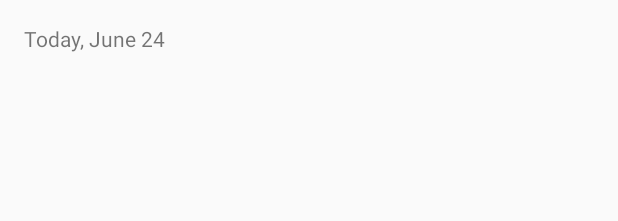
After one commit to BarryHoll/Sunshine, an Android app: the layout activity_details.xml on its own in the app's theme, with its tools: preview values and no code run, on a phone screen of 412 x 824 dp. The commit adds this screen. Shown: the top 221 px of the screen. Run offline under Robolectric (Android 15) with nearby library versions, the phone set to English and light mode, and no system bars.

Commit message:
Adding DetailsActivity class and associated files.

```diff
--- /dev/null
+++ b/app/src/main/res/layout/activity_details.xml
@@ -0,0 +1,12 @@
+<RelativeLayout xmlns:android="http://schemas.android.com/apk/res/android"
+    xmlns:tools="http://schemas.android.com/tools" android:layout_width="match_parent"
+    android:layout_height="match_parent" android:paddingLeft="@dimen/activity_horizontal_margin"
+    android:paddingRight="@dimen/activity_horizontal_margin"
+    android:paddingTop="@dimen/activity_vertical_margin"
+    android:paddingBottom="@dimen/activity_vertical_margin"
+    tools:context="com.example.android.sunshine.app.DetailsActivity">
+
+    <TextView android:text="@string/hello_world" android:layout_width="wrap_content"
+        android:layout_height="wrap_content" />
+
+</RelativeLayout>
--- a/app/src/main/res/values/strings.xml
+++ b/app/src/main/res/values/strings.xml
@@ -5,5 +5,6 @@
     <string name="hello_world">Today, June 24</string>
     <string name="action_settings">Settings</string>
     <string name="action_refresh">Refresh</string>
+    <string name="title_activity_details">DetailsActivity</string>
 
 </resources>
```
Also changed, not shown: app/src/main/AndroidManifest.xml (+10 -2 lines), app/src/main/java/com/example/android/sunshine/app/DetailsActivity.java (added, +38 -0 lines), app/src/main/res/menu/menu_details.xml (added, +7 -0 lines).
